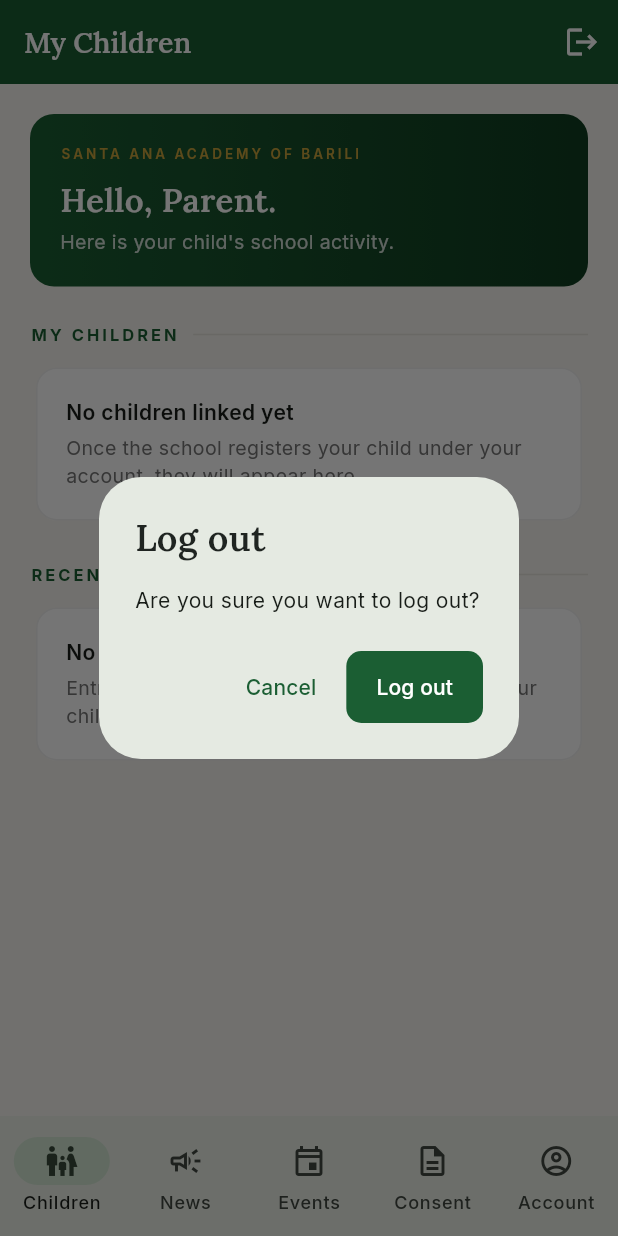
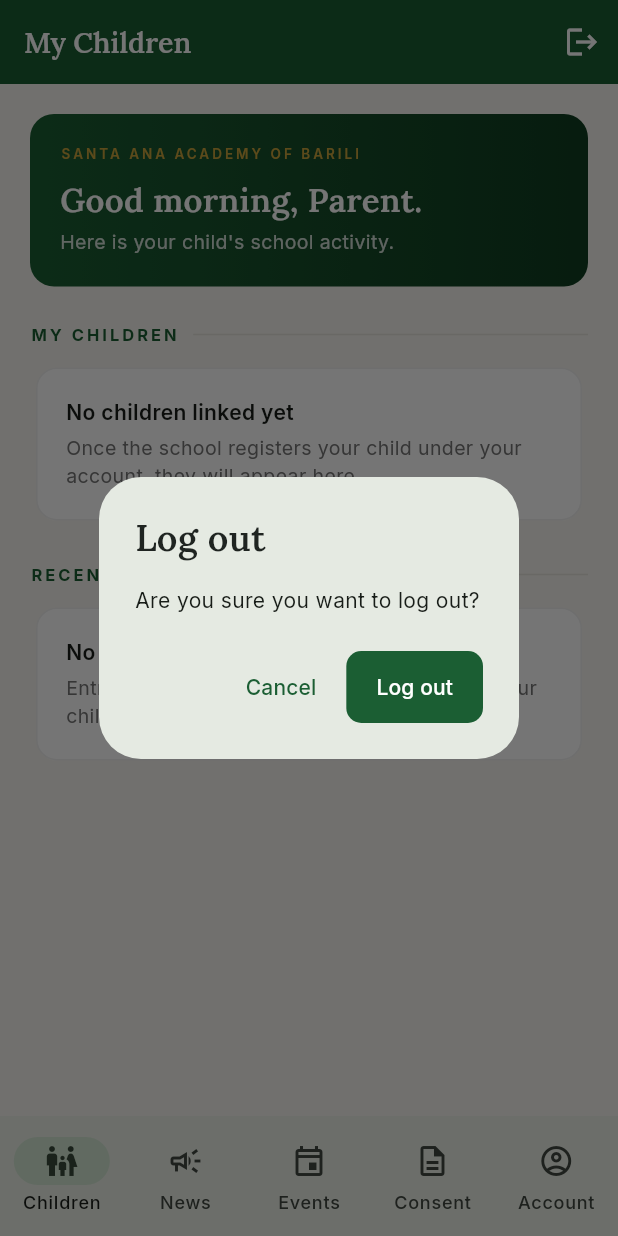
Before and after one commit to Kathleen-07/bantay_eskwela, a Flutter app: the ParentHomeScreen screen opened by its route, after a tap on the "logout" icon, on a phone screen of 412 x 824 dp. Run offline on Flutter 3.47's test engine with Material 3 defaults, Android fonts, the phone set to English and light mode, and no system bars; our stand-ins replace cloud_firestore, firebase_auth, firebase_core, flutter_riverpod, flutter_secure_storage, go_router and 5 more; missing offline and left inert: dart:html; accounts and stored records are empty; generated files the repository leaves out were written again.

Commit message:
with counter badge next is the view form and digital signing of consent

```diff
--- /dev/null
+++ b/lib/core/services/fcm_service.dart
@@ -0,0 +1,2 @@
+// FCM notification feature removed.
+// This file is intentionally left empty. Safe to delete.
--- /dev/null
+++ b/lib/core/services/notification_service.dart
@@ -0,0 +1,2 @@
+// FCM notification feature removed.
+// This file is intentionally left empty. Safe to delete.
--- /dev/null
+++ b/lib/core/services/seen_tracker.dart
@@ -0,0 +1,49 @@
+import 'package:shared_preferences/shared_preferences.dart';
+
+/// Tracks when the parent last opened each tab, stored locally on the device.
+/// Used to compute unread counts (badges) for News, Events, and Consent.
+///
+/// "Unread" = items created after the stored "last seen" time for that tab.
+/// On first ever launch, all tabs are stamped with the current time so the
+/// parent only sees badges for items posted AFTER they start using the app.
+class SeenTracker {
+  static const _keyNews = 'last_seen_news';
+  static const _keyEvents = 'last_seen_events';
+  static const _keyConsent = 'last_seen_consent';
+  static const _keyInitialized = 'seen_initialized';
+
+  /// Call once on parent app start. (Kept for compatibility — no longer
+  /// stamps tabs as seen, so all currently-unopened items count as unread
+  /// until the parent opens each tab.)
+  static Future<void> ensureInitialized() async {
+    // Intentionally does nothing now. Baseline "last seen" is epoch (1970),
+    // so every existing announcement/event/consent shows as unread until
+    // the parent opens that tab.
+  }
+
+  static String _keyFor(SeenTab tab) {
+    switch (tab) {
+      case SeenTab.news:
+        return _keyNews;
+      case SeenTab.events:
+        return _keyEvents;
+      case SeenTab.consent:
+        return _keyConsent;
+    }
+  }
+
+  /// The last time the parent opened this tab.
+  static Future<DateTime> lastSeen(SeenTab tab) async {
+    final prefs = await SharedPreferences.getInstance();
+    final ms = prefs.getInt(_keyFor(tab)) ?? 0;
+    return DateTime.fromMillisecondsSinceEpoch(ms);
+  }
+
+  /// Mark this tab as seen now (clears its badge).
+  static Future<void> markSeen(SeenTab tab) async {
+    final prefs = await SharedPreferences.getInstance();
+    await prefs.setInt(_keyFor(tab), DateTime.now().millisecondsSinceEpoch);
+  }
+}
+
+enum SeenTab { news, events, consent }
--- a/lib/features/parent/data/parent_repository.dart
+++ b/lib/features/parent/data/parent_repository.dart
@@ -105,7 +105,15 @@ class ParentRepository {
         .collection(AppConstants.eventsCollection)
         .snapshots()
         .map((snap) {
-      final list = snap.docs.map((d) => EventModel.fromFirestore(d)).toList();
+      final now = DateTime.now();
+      final list = snap.docs
+          .map((d) => EventModel.fromFirestore(d))
+          .where((e) {
+            final endOfEventDay = DateTime(
+                e.eventDate.year, e.eventDate.month, e.eventDate.day, 23, 59, 59);
+            return endOfEventDay.isAfter(now);
+          })
+          .toList();
       list.sort((a, b) => a.eventDate.compareTo(b.eventDate));
       return list;
     });
--- a/lib/features/parent/parent_home_screen.dart
+++ b/lib/features/parent/parent_home_screen.dart
@@ -7,6 +7,7 @@ import 'package:bantay_eskwela/features/auth/presentation/providers/auth_provide
 import 'package:bantay_eskwela/features/parent/presentation/providers/parent_providers.dart';
 import 'package:bantay_eskwela/features/parent/presentation/screens/parent_consent_screen.dart';
 import 'package:bantay_eskwela/features/account/account_screen.dart';
+import 'package:bantay_eskwela/core/services/seen_tracker.dart';
 
 class ParentHomeScreen extends ConsumerStatefulWidget {
   const ParentHomeScreen({super.key});
@@ -17,6 +18,44 @@ class ParentHomeScreen extends ConsumerStatefulWidget {
 
 class _ParentHomeScreenState extends ConsumerState<ParentHomeScreen> {
   int _index = 0;
+
+  @override
+  void initState() {
+    super.initState();
+    // Load the stored "last seen" times into the badge providers.
+    _loadSeenTimes();
+  }
+
+  Future<void> _loadSeenTimes() async {
+    await SeenTracker.ensureInitialized();
+    final news = await SeenTracker.lastSeen(SeenTab.news);
+    final events = await SeenTracker.lastSeen(SeenTab.events);
+    final consent = await SeenTracker.lastSeen(SeenTab.consent);
+    if (!mounted) return;
+    ref.read(lastSeenNewsProvider.notifier).state = news;
+    ref.read(lastSeenEventsProvider.notifier).state = events;
+    ref.read(lastSeenConsentProvider.notifier).state = consent;
+  }
+
+  /// When a tab is opened, mark it seen (clears its badge).
+  Future<void> _onTabOpened(int index) async {
+    SeenTab? tab;
+    if (index == 1) tab = SeenTab.news;
+    if (index == 2) tab = SeenTab.events;
+    if (index == 3) tab = SeenTab.consent;
+    if (tab == null) return;
+
+    await SeenTracker.markSeen(tab);
+    final now = DateTime.now();
+    if (!mounted) return;
+    if (tab == SeenTab.news) {
+      ref.read(lastSeenNewsProvider.notifier).state = now;
+    } else if (tab == SeenTab.events) {
+      ref.read(lastSeenEventsProvider.notifier).state = now;
+    } else if (tab == SeenTab.consent) {
+      ref.read(lastSeenConsentProvider.notifier).state = now;
+    }
+  }
 
   static const _titles = [
     'My Children',
@@ -55,6 +94,10 @@ class _ParentHomeScreenState extends ConsumerState<ParentHomeScreen> {
 
   @override
   Widget build(BuildContext context) {
+    final newsCount = ref.watch(unreadNewsCountProvider);
+    final eventsCount = ref.watch(unreadEventsCountProvider);
+    final consentCount = ref.watch(unreadConsentCountProvider);
+
     return Scaffold(
       appBar: AppBar(
         title: Text(
@@ -73,30 +116,44 @@ class _ParentHomeScreenState extends ConsumerState<ParentHomeScreen> {
       body: IndexedStack(index: _index, children: _views),
       bottomNavigationBar: NavigationBar(
         selectedIndex: _index,
-        onDestinationSelected: (i) => setState(() => _index = i),
-        destinations: const [
-          NavigationDestination(
+        onDestinationSelected: (i) {
+          setState(() => _index = i);
+          _onTabOpened(i);
+        },
+        destinations: [
+          const NavigationDestination(
               icon: Icon(Icons.family_restroom_outlined),
               selectedIcon: Icon(Icons.family_restroom),
               label: 'Children'),
           NavigationDestination(
-              icon: Icon(Icons.campaign_outlined),
-              selectedIcon: Icon(Icons.campaign),
+              icon: _badged(const Icon(Icons.campaign_outlined), newsCount),
+              selectedIcon: const Icon(Icons.campaign),
               label: 'News'),
           NavigationDestination(
-              icon: Icon(Icons.event_outlined),
-              selectedIcon: Icon(Icons.event),
+              icon: _badged(const Icon(Icons.event_outlined), eventsCount),
+              selectedIcon: const Icon(Icons.event),
               label: 'Events'),
           NavigationDestination(
-              icon: Icon(Icons.description_outlined),
-              selectedIcon: Icon(Icons.description),
+              icon:
+                  _badged(const Icon(Icons.description_outlined), consentCount),
+              selectedIcon: const Icon(Icons.description),
               label: 'Consent'),
-          NavigationDestination(
+          const NavigationDestination(
               icon: Icon(Icons.account_circle_outlined),
               selectedIcon: Icon(Icons.account_circle),
               label: 'Account'),
         ],
       ),
+    );
+  }
+
+  /// Wraps an icon with a red count badge when [count] > 0.
+  Widget _badged(Widget icon, int count) {
+    if (count <= 0) return icon;
+    return Badge(
+      label: Text('$count'),
+      backgroundColor: Colors.red,
+      child: icon,
     );
   }
 }
@@ -130,6 +187,14 @@ class _MonitorView extends ConsumerWidget {
     final attendance = ref.watch(myAttendanceProvider);
     final user = ref.watch(currentUserProvider).valueOrNull;
 
+    final hour = DateTime.now().hour;
+    final greeting = hour < 12
+        ? 'Good morning'
+        : hour < 18
+            ? 'Good afternoon'
+            : 'Good evening';
+    final firstName = user?.fullName.split(' ').first ?? 'Parent';
+
     return ListView(
       padding: const EdgeInsets.all(20),
       children: [
@@ -153,7 +218,7 @@ class _MonitorView extends ConsumerWidget {
                       fontWeight: FontWeight.w600)),
               const SizedBox(height: 8),
               Text(
-                'Hello, ${user?.fullName.split(' ').first ?? 'Parent'}.',
+                '$greeting, $firstName.',
                 style: GoogleFonts.lora(
                     color: Colors.white,
                     fontSize: 22,
--- a/lib/features/parent/presentation/providers/parent_providers.dart
+++ b/lib/features/parent/presentation/providers/parent_providers.dart
@@ -45,3 +45,35 @@ final mySignedKeysProvider = StreamProvider<Set<String>>((ref) {
   if (!ref.watch(_parentReadyProvider)) return Stream.value(<String>{});
   return ref.watch(parentRepositoryProvider).getMySignedKeysStream();
 });
+
+// ==================== UNREAD BADGE COUNTS ====================
+
+/// Holds the "last seen" time for each tab as reactive state.
+/// Updating these (when a tab is opened) recomputes the badge counts.
+final lastSeenNewsProvider =
+    StateProvider<DateTime>((ref) => DateTime.fromMillisecondsSinceEpoch(0));
+final lastSeenEventsProvider =
+    StateProvider<DateTime>((ref) => DateTime.fromMillisecondsSinceEpoch(0));
+final lastSeenConsentProvider =
+    StateProvider<DateTime>((ref) => DateTime.fromMillisecondsSinceEpoch(0));
+
+/// Number of announcements newer than the last time News was opened.
+final unreadNewsCountProvider = Provider<int>((ref) {
+  final lastSeen = ref.watch(lastSeenNewsProvider);
+  final items = ref.watch(parentAnnouncementsProvider).valueOrNull ?? [];
+  return items.where((a) => a.createdAt.isAfter(lastSeen)).length;
+});
+
+/// Number of events newer than the last time Events was opened.
+final unreadEventsCountProvider = Provider<int>((ref) {
+  final lastSeen = ref.watch(lastSeenEventsProvider);
+  final items = ref.watch(parentEventsProvider).valueOrNull ?? [];
+  return items.where((e) => e.createdAt.isAfter(lastSeen)).length;
+});
+
+/// Number of consent forms newer than the last time Consent was opened.
+final unreadConsentCountProvider = Provider<int>((ref) {
+  final lastSeen = ref.watch(lastSeenConsentProvider);
+  final items = ref.watch(parentConsentsProvider).valueOrNull ?? [];
+  return items.where((c) => c.createdAt.isAfter(lastSeen)).length;
+});
--- a/lib/features/principal/data/principal_repository.dart
+++ b/lib/features/principal/data/principal_repository.dart
@@ -302,14 +302,21 @@ class PrincipalRepository {
     });
   }
 
-  /// Get all events — sorted in-app (no composite index needed)
+  /// Get all events — hides events after their event date has passed.
   Stream<List<EventModel>> getEventsStream() {
     return _firestore
         .collection(AppConstants.eventsCollection)
         .snapshots()
         .map((snapshot) {
+      final now = DateTime.now();
       final list = snapshot.docs
           .map((doc) => EventModel.fromFirestore(doc))
+          .where((e) {
+            // Keep the event visible through the end of its event day.
+            final endOfEventDay = DateTime(
+                e.eventDate.year, e.eventDate.month, e.eventDate.day, 23, 59, 59);
+            return endOfEventDay.isAfter(now);
+          })
           .toList();
       list.sort((a, b) => a.eventDate.compareTo(b.eventDate));
       return list;
--- a/lib/features/principal/presentation/screens/manage_staff_screen.dart
+++ b/lib/features/principal/presentation/screens/manage_staff_screen.dart
@@ -128,7 +128,7 @@ class _ManageStaffScreenState extends ConsumerState<ManageStaffScreen> {
                   controller: _passwordController,
                   obscureText: _obscure,
                   decoration: InputDecoration(
-                    labelText: 'Temporary Password',
+                    labelText: 'Password',
                     prefixIcon: const Icon(Icons.lock_outlined),
                     border: const OutlineInputBorder(),
                     suffixIcon: IconButton(
--- a/lib/features/principal/presentation/screens/student_registration_screen.dart
+++ b/lib/features/principal/presentation/screens/student_registration_screen.dart
@@ -33,7 +33,7 @@ class _StudentRegistrationScreenState
   final _searchController = TextEditingController();
 
   static const List<String> _gradeLevels = [
-    'Grade 7', 'Grade 8', 'Grade 9', 'Grade 10', 'Grade 11', 'Grade 12',
+    '7', '8', '9', '10', '11', '12',
   ];
   static const List<String> _sections = [
     'St. Luke', 'St. Rita', 'St. Mark', 'St. John', 'St. Paul',
--- a/pubspec.yaml
+++ b/pubspec.yaml
@@ -25,6 +25,9 @@ dependencies:
 
   # Secure Storage
   flutter_secure_storage: ^9.2.4
+
+  # Local key-value storage (unread badge timestamps)
+  shared_preferences: ^2.3.2
 
   # Input Validation
   form_builder_validators: ^11.1.0
```
Also changed, not shown: pubspec.lock, 2 other files.
